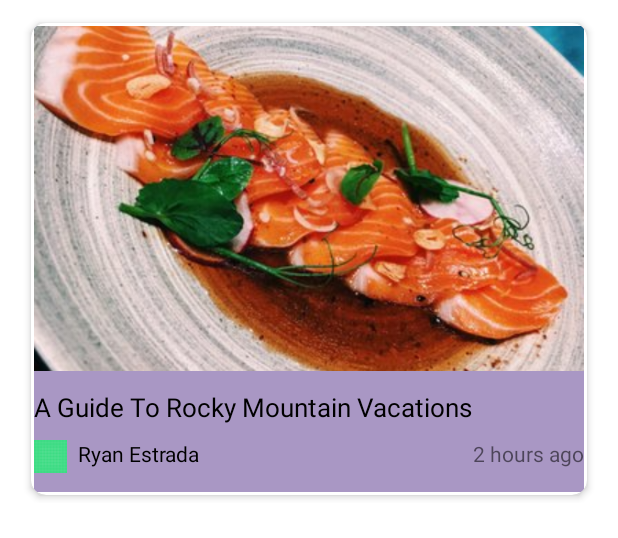
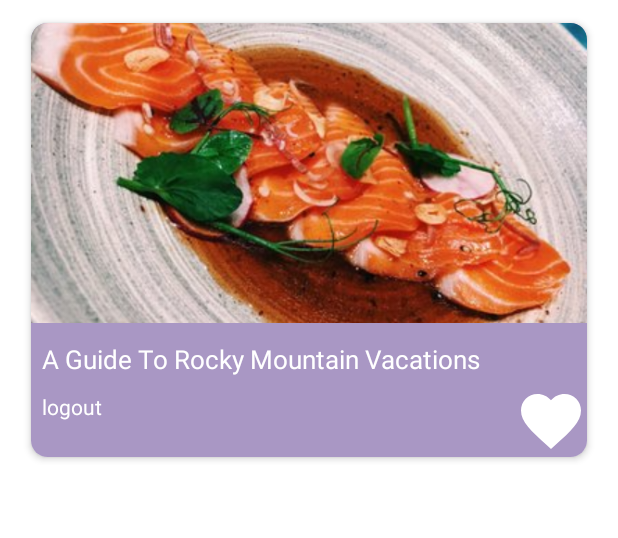
Before and after one commit to meredith-zeng/EatWhat, an Android app: the layout cardview_test.xml on its own in the app's theme, with its tools: preview values and no code run, on a phone screen of 412 x 824 dp. Shown: the top 538 px of the screen. Run offline under Robolectric (Android 15) with nearby library versions, the phone set to English and light mode, and no system bars.

Commit message:
like button

```diff
--- /dev/null
+++ b/app/src/main/res/drawable/ic_baseline_favorite_48.xml
@@ -0,0 +1,5 @@
+<vector android:height="48dp" android:tint="#FFFFFF"
+    android:viewportHeight="24" android:viewportWidth="24"
+    android:width="48dp" xmlns:android="http://schemas.android.com/apk/res/android">
+    <path android:fillColor="@android:color/white" android:pathData="M12,21.35l-1.45,-1.32C5.4,15.36 2,12.28 2,8.5 2,5.42 4.42,3 7.5,3c1.74,0 3.41,0.81 4.5,2.09C13.09,3.81 14.76,3 16.5,3 19.58,3 22,5.42 22,8.5c0,3.78 -3.4,6.86 -8.55,11.54L12,21.35z"/>
+</vector>
--- a/app/src/main/res/layout/cardview_test.xml
+++ b/app/src/main/res/layout/cardview_test.xml
@@ -2,7 +2,7 @@
 <LinearLayout xmlns:android="http://schemas.android.com/apk/res/android"
     android:orientation="vertical"
     android:layout_width="match_parent"
-    android:layout_height="wrap_content"
+    android:layout_height="320dp"
     android:paddingTop="10dp"
     android:paddingBottom="10dp"
     android:paddingLeft="15dp"
@@ -15,71 +15,51 @@
         android:layout_height="wrap_content"
         android:layout_margin="5dp"
         app:cardElevation="3dp"
-        app:cardCornerRadius="10dp">
-
+        app:cardCornerRadius="11dp">
 
             <RelativeLayout
                 android:layout_width="match_parent"
                 android:layout_height="match_parent"
-            android:layout_margin="2dp"
                 android:background="#a997c4">
 
                 <ImageView
                     android:id="@+id/full_image"
                     android:layout_width="match_parent"
-                android:layout_height="230dp"
+                    android:layout_height="200dp"
                     android:src="@drawable/post_photo"
                     android:scaleType="centerCrop"
                     android:gravity="bottom" />
 
                 <TextView
                     android:id="@+id/name_text_view"
-                android:layout_width="match_parent"
+                    android:layout_width="wrap_content"
                     android:layout_height="wrap_content"
                     android:layout_below="@id/full_image"
                     android:textSize="17sp"
                     android:layout_marginTop="12dp"
-                android:textColor="@color/black"
-                android:text="A Guide To Rocky Mountain Vacations"/>
-
-
-            <ImageView
-                android:id="@+id/profile_image"
-                android:layout_width="22dp"
-                android:layout_height="23dp"
-                android:layout_marginTop="9dp"
-                android:layout_marginBottom="12dp"
-                android:layout_below="@+id/name_text_view"
-                android:src="@drawable/ic_launcher_background"/>
+                    android:layout_marginLeft="7dp"
+                    android:textColor="@color/white"
+                    android:text="A Guide To Rocky Mountain Vacations "/>
 
                 <TextView
-                android:id="@+id/profile_name"
-                android:layout_width="wrap_content"
-                android:layout_height="wrap_content"
-                android:textSize="14sp"
-                android:layout_below="@id/name_text_view"
-                android:layout_toRightOf="@id/profile_image"
-                android:layout_marginTop="9dp"
-                android:layout_marginBottom="12dp"
-                android:layout_marginLeft="7dp"
-                android:textColor="@color/black"
-                android:text="Ryan Estrada"/>
-
-
-
-            <TextView
-                android:id="@+id/time_stamp"
+                    android:id="@+id/content"
                     android:layout_width="wrap_content"
                     android:layout_height="wrap_content"
                     android:layout_below="@id/name_text_view"
+                    android:layout_marginLeft="7dp"
+                    android:layout_marginTop="10dp"
+                    android:layout_marginBottom="10dp"
+                    android:text="@string/logout"
+                    android:textColor="@color/white"
+                    android:textSize="14sp" />
+                <ImageView
+                    android:id="@+id/like"
+                    android:layout_width="wrap_content"
+                    android:layout_height="wrap_content"
+                    android:src="@drawable/ic_baseline_favorite_48"
+                    android:layout_alignParentBottom="true"
                     android:layout_alignParentRight="true"
-                android:layout_marginTop="9dp"
-                android:layout_marginBottom="12dp"
-                android:layout_toRightOf="@id/profile_name"
-                android:gravity="right"
-                android:text="2 hours ago"
-                android:textSize="14sp" />
-
+                    android:gravity="bottom" />
             </RelativeLayout>
 
     </androidx.cardview.widget.CardView>
```
Lines whose indentation alone changed are shown as unchanged.
